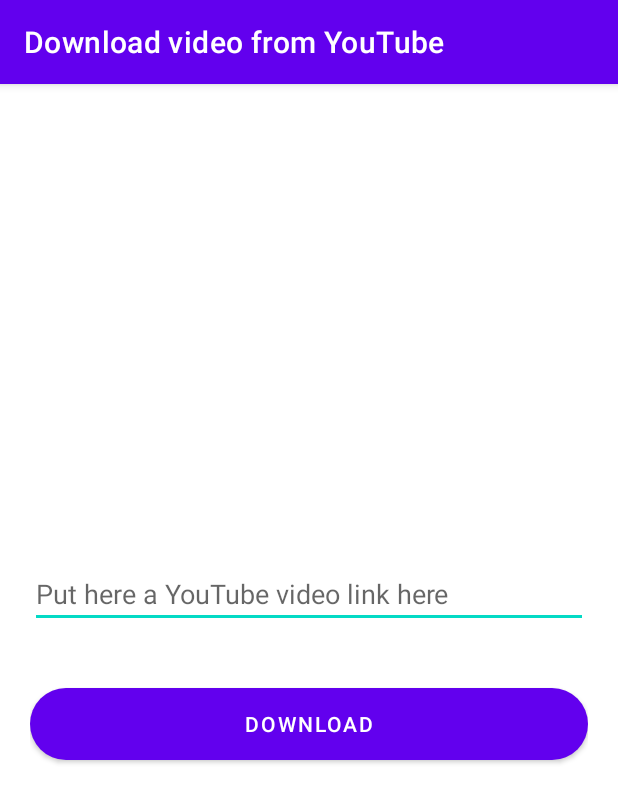
After one commit to megarubber/mrvideocatcher, an Android app: the YouTubeDownloader screen opened directly, with no data from a screen before it, on a phone screen of 412 x 824 dp. The commit adds this screen. Shown: the top 803 px of the screen. Run offline under Robolectric (Android 15) with nearby library versions, the phone set to English and light mode, and no system bars.

Commit message:
feat(menu): add buttons to access the respective social media downloader, as android's activity

```diff
--- a/app/build.gradle
+++ b/app/build.gradle
@@ -25,6 +25,7 @@ android {
         sourceCompatibility JavaVersion.VERSION_1_8
         targetCompatibility JavaVersion.VERSION_1_8
     }
+    namespace 'com.mrguisamuel.mrvideocatcher'
 }
 
 dependencies {
--- a/app/src/main/AndroidManifest.xml
+++ b/app/src/main/AndroidManifest.xml
@@ -1,7 +1,6 @@
 <?xml version="1.0" encoding="utf-8"?>
 <manifest xmlns:android="http://schemas.android.com/apk/res/android"
-    xmlns:tools="http://schemas.android.com/tools"
-    package="com.mrguisamuel.mrvideocatcher">
+    xmlns:tools="http://schemas.android.com/tools">
 
     <application
         android:allowBackup="true"
@@ -13,6 +12,7 @@
         android:supportsRtl="true"
         android:theme="@style/Theme.MrVideoCatcher"
         tools:targetApi="31">
+        <activity android:name=".YouTubeDownloader"></activity>
         <activity
             android:name=".MainActivity"
             android:exported="true">
--- /dev/null
+++ b/app/src/main/java/com/mrguisamuel/mrvideocatcher/YouTubeDownloader.java
@@ -0,0 +1,14 @@
+package com.mrguisamuel.mrvideocatcher;
+
+import android.os.Bundle;
+
+import androidx.appcompat.app.AppCompatActivity;
+
+public class YouTubeDownloader extends AppCompatActivity {
+    @Override
+    protected void onCreate(Bundle savedInstanceState) {
+        super.onCreate(savedInstanceState);
+        setContentView(R.layout.activity_youtube);
+        getSupportActionBar().setTitle("Download video from YouTube");
+    }
+}
--- /dev/null
+++ b/app/src/main/res/drawable/rounded_button.xml
@@ -0,0 +1,7 @@
+<?xml version="1.0" encoding="utf-8"?>
+<shape xmlns:android="http://schemas.android.com/apk/res/android"
+    android:shape="rectangle" android:padding="10dp">
+    <!-- you can use any color you want I used here gray color-->
+    <solid android:color="@color/purple_700"/>
+    <corners android:radius="30dp"/>
+</shape>
--- /dev/null
+++ b/app/src/main/res/layout/activity_youtube.xml
@@ -0,0 +1,26 @@
+<?xml version="1.0" encoding="utf-8"?>
+<androidx.constraintlayout.widget.ConstraintLayout xmlns:android="http://schemas.android.com/apk/res/android"
+    xmlns:tools="http://schemas.android.com/tools"
+    android:layout_width="match_parent"
+    android:layout_height="match_parent"
+    tools:context=".YouTubeDownloader">
+
+        <LinearLayout
+            android:layout_width="match_parent"
+            android:layout_height="match_parent"
+            android:layout_margin="20dp"
+            android:orientation="vertical"
+            android:gravity="center">
+                <EditText
+                    android:hint="@string/youtube_link"
+                    android:layout_width="match_parent"
+                    android:layout_height="wrap_content"/>
+                <Button
+                    android:layout_marginTop="40dp"
+                    android:background="@drawable/rounded_button"
+                    android:layout_width="match_parent"
+                    android:layout_height="wrap_content"
+                    android:text="@string/download"
+                    />
+        </LinearLayout>
+</androidx.constraintlayout.widget.ConstraintLayout>
--- a/app/src/main/res/values/strings.xml
+++ b/app/src/main/res/values/strings.xml
@@ -1,3 +1,6 @@
 <resources>
     <string name="app_name">MrVideoCatcher</string>
+    <string name="youtube">Download a video from YouTube</string>
+    <string name="download">Download</string>
+    <string name="youtube_link">Put here a YouTube video link here</string>
 </resources>
--- a/build.gradle
+++ b/build.gradle
@@ -1,7 +1,7 @@
 // Top-level build file where you can add configuration options common to all sub-projects/modules.
 plugins {
-    id 'com.android.application' version '7.2.2' apply false
-    id 'com.android.library' version '7.2.2' apply false
+    id 'com.android.application' version '7.4.1' apply false
+    id 'com.android.library' version '7.4.1' apply false
 }
 
 task clean(type: Delete) {
```
Also changed, not shown: app/src/main/java/com/mrguisamuel/mrvideocatcher/MainActivity.java (+11 -1 lines), app/src/main/res/layout/activity_main.xml (+62 -8 lines), app/src/main/res/drawable/facebook.png (added), app/src/main/res/drawable/reddit.png (added), app/src/main/res/drawable/twitter.png (added), app/src/main/res/drawable/youtube.png (added), gradle/wrapper/gradle-wrapper.properties.
